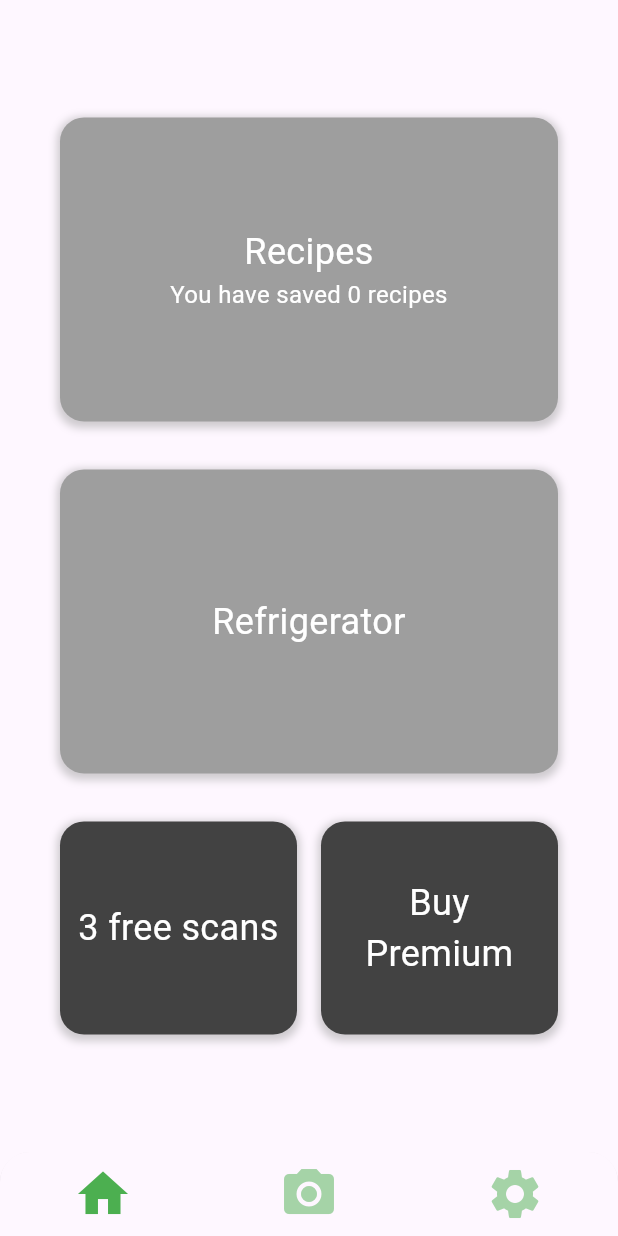
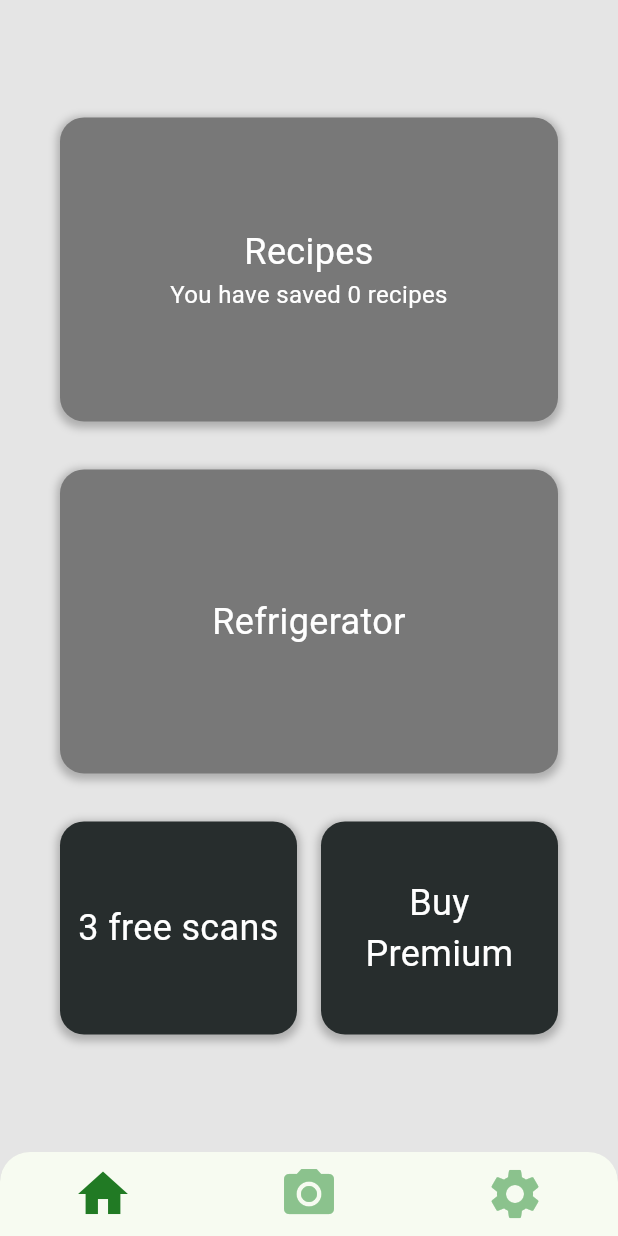
Before and after one commit to JarneLosschaert/FlavorAI, a Flutter app: the screen it shows after launch, on a phone screen of 412 x 824 dp. Run offline on Flutter 3.47's test engine with Material 2 defaults, Android fonts, the phone set to English and light mode, and no system bars; our stand-ins replace camera.

Commit message:
Added colors manually from main because changed the file structure a lot

```diff
--- a/lib/UI/AppScreens.dart
+++ b/lib/UI/AppScreens.dart
@@ -2,7 +2,7 @@ import 'package:camera/camera.dart';
 import 'package:flavor_ai_testing/UI/app_screens/HomeScreen.dart';
 import 'package:flavor_ai_testing/UI/app_screens/ScannerScreen.dart';
 import 'package:flavor_ai_testing/UI/app_screens/SettingsScreen.dart';
-import 'package:flavor_ai_testing/UI/reused_widgets/BottomNavigator.dart';
+import 'package:flavor_ai_testing/constants/colors.dart';
 import 'package:flutter/material.dart';
 
 class AppScreens extends StatefulWidget {
@@ -44,14 +44,14 @@ class _AppScreensState extends State<AppScreens> {
   Widget build(BuildContext context) {
     return Scaffold(
       body: _pages != null ? _pages![_currentIndex] : const Placeholder(),
+      backgroundColor: backgroundColor,
       bottomNavigationBar: ClipRRect(
         borderRadius: const BorderRadius.only(
           topLeft: Radius.circular(20.0),
           topRight: Radius.circular(20.0),
         ),
         child: BottomNavigationBar(
-          currentIndex:
-              _currentIndex,
+          currentIndex: _currentIndex,
           onTap: (int index) {
             setState(() {
               _currentIndex = index;
@@ -71,8 +71,8 @@ class _AppScreensState extends State<AppScreens> {
               label: 'Settings',
             ),
           ],
-          selectedItemColor: Colors.green,
-          unselectedItemColor: Colors.green.withOpacity(0.5),
+          selectedItemColor: primaryColor,
+          unselectedItemColor: secondaryColor,
           showSelectedLabels: false,
           showUnselectedLabels: false,
           selectedFontSize: 0.0,
--- a/lib/UI/app_screens/HomeScreen.dart
+++ b/lib/UI/app_screens/HomeScreen.dart
@@ -1,4 +1,4 @@
-import 'package:flavor_ai_testing/UI/reused_widgets/BottomNavigator.dart';
+import 'package:flavor_ai_testing/constants/colors.dart';
 import 'package:flutter/material.dart';
 
 class HomeScreen extends StatefulWidget {
@@ -28,14 +28,14 @@ class _HomeScreenState extends State<HomeScreen> {
             child: HomeScreenCard(
                 text: "Recipes",
                 subText: "You have saved 0 recipes",
-                backgroundColor: Colors.grey,
+                backgroundColor: secondaryBackgroundColor,
                 onTap: () => {debugPrint("Recipes tapped")}),
           ),
           Flexible(
             flex: 1,
             child: HomeScreenCard(
                 text: "Refrigerator",
-                backgroundColor: Colors.grey,
+                backgroundColor: secondaryBackgroundColor,
                 onTap: () => {debugPrint("Refrigerator tapped")}),
           ),
           Flexible(
@@ -48,7 +48,7 @@ class _HomeScreenState extends State<HomeScreen> {
                       aspectRatio: 1,
                       child: HomeScreenCard(
                         text: "3 free scans",
-                        backgroundColor: Color.fromARGB(255, 66, 66, 66),
+                        backgroundColor: tertiaryColor,
                         onTap: () => widget.onCardTapped?.call(1),
                       )),
                 ),
@@ -57,7 +57,7 @@ class _HomeScreenState extends State<HomeScreen> {
                       aspectRatio: 1,
                       child: HomeScreenCard(
                         text: "Buy Premium",
-                        backgroundColor: Color.fromARGB(255, 66, 66, 66),
+                        backgroundColor: tertiaryColor,
                         onTap: () => {debugPrint("Buy Premium tapped")},
                       )),
                 ),
@@ -95,7 +95,7 @@ class HomeScreenCard extends StatelessWidget {
             borderRadius: BorderRadius.circular(16),
             boxShadow: [
               BoxShadow(
-                color: Colors.grey.withOpacity(0.5),
+                color: secondaryBackgroundColor.withOpacity(0.5),
                 spreadRadius: 2,
                 blurRadius: 4,
                 offset: const Offset(0, 2),
--- a/lib/UI/app_screens/ScannerScreen.dart
+++ b/lib/UI/app_screens/ScannerScreen.dart
@@ -1,7 +1,6 @@
 import 'dart:async';
 
 import 'package:camera/camera.dart';
-import 'package:flavor_ai_testing/UI/reused_widgets/BottomNavigator.dart';
 import 'package:flutter/material.dart';
 
 class ScannerScreen extends StatefulWidget {
--- /dev/null
+++ b/lib/constants/colors.dart
@@ -0,0 +1,21 @@
+import 'package:flutter/material.dart';
+
+Color lightGreen = const Color(0xFF8BC28D);
+Color green = const Color(0xFF217A24);
+Color darkGreen = const Color(0xFF272D2D);
+
+Color white = const Color(0xFFFFFFFF);
+Color grey = const Color(0xFFE5E5E5);
+Color darkGrey = const Color(0xFF787878);
+Color black = const Color(0xFF000000);
+
+Color primaryColor = green;
+Color secondaryColor = lightGreen;
+Color tertiaryColor = darkGreen;
+
+Color backgroundColor = grey;
+Color primaryBackgroundColor = white;
+Color secondaryBackgroundColor = darkGrey;
+
+Color primaryTextColor = black;
+Color secondaryTextColor = white;
--- a/lib/main.dart
+++ b/lib/main.dart
@@ -1,17 +1,15 @@
 import 'package:camera/camera.dart';
 import 'package:flavor_ai_testing/UI/AppScreens.dart';
 import 'package:flavor_ai_testing/UI/AuthScreens.dart';
+import 'package:flavor_ai_testing/constants/colors.dart';
 import 'package:flutter/material.dart';
 
 Future<void> main() async {
-  WidgetsFlutterBinding.ensureInitialized();
   runApp(MyApp());
 }
 
 class MyApp extends StatelessWidget {
-  const MyApp({super.key, /*required this.camera*/});
-
-  // final CameraDescription camera;
+  const MyApp({super.key});
 
   final bool loggedIn = true; //temp
 
@@ -20,7 +18,7 @@ class MyApp extends StatelessWidget {
     return MaterialApp(
       title: 'Flavor AI',
       theme: ThemeData(
-        colorScheme: ColorScheme.fromSeed(seedColor: Colors.deepPurple),
+        colorScheme: ColorScheme.fromSeed(seedColor: primaryColor),
         useMaterial3: true,
         pageTransitionsTheme: const PageTransitionsTheme(
           builders: {
```
Also changed, not shown: lib/UI/app_screens/SettingsScreen.dart (+9 -3 lines), lib/UI/reused_widgets/BottomNavigator.dart (deleted, +0 -43 lines).
